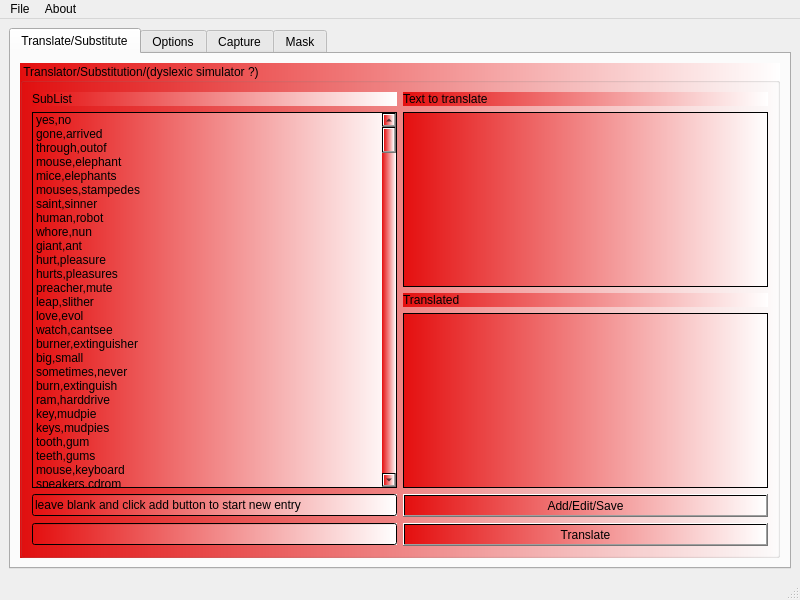
Qt form mainwindow.ui (netpipe/RightHand) before a commit.
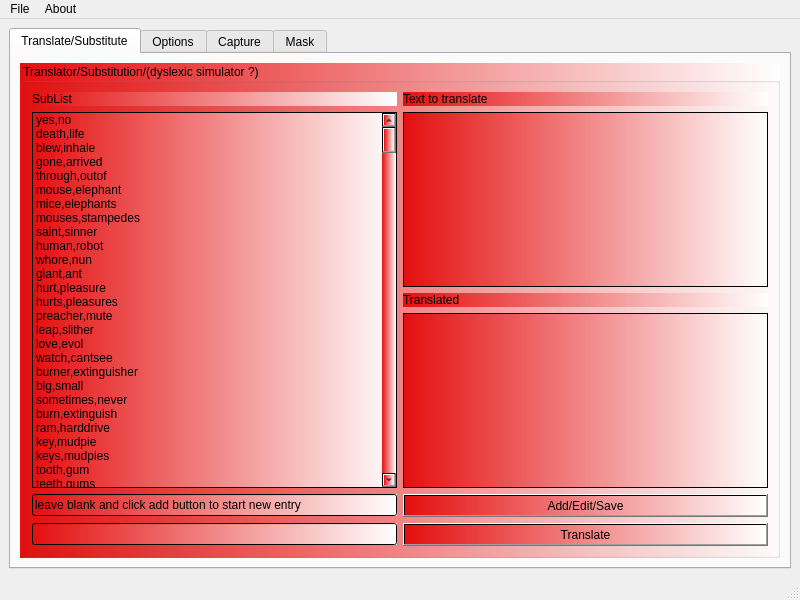
The same form after that commit.

Patch:
```diff
--- a/mainwindow.ui
+++ b/mainwindow.ui
@@ -98,6 +98,16 @@
                <string>yes,no</string>
               </property>
              </item>
+             <item>
+              <property name="text">
+               <string>death,life</string>
+              </property>
+             </item>
+             <item>
+              <property name="text">
+               <string>blew,inhale</string>
+              </property>
+             </item>
              <item>
               <property name="text">
                <string>gone,arrived</string>
```
